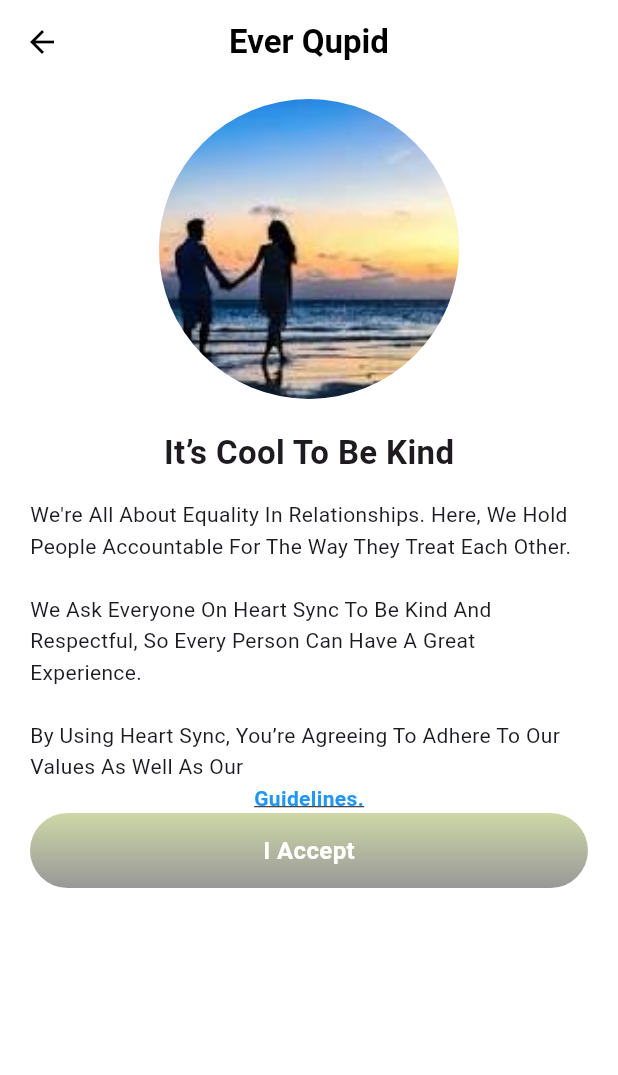
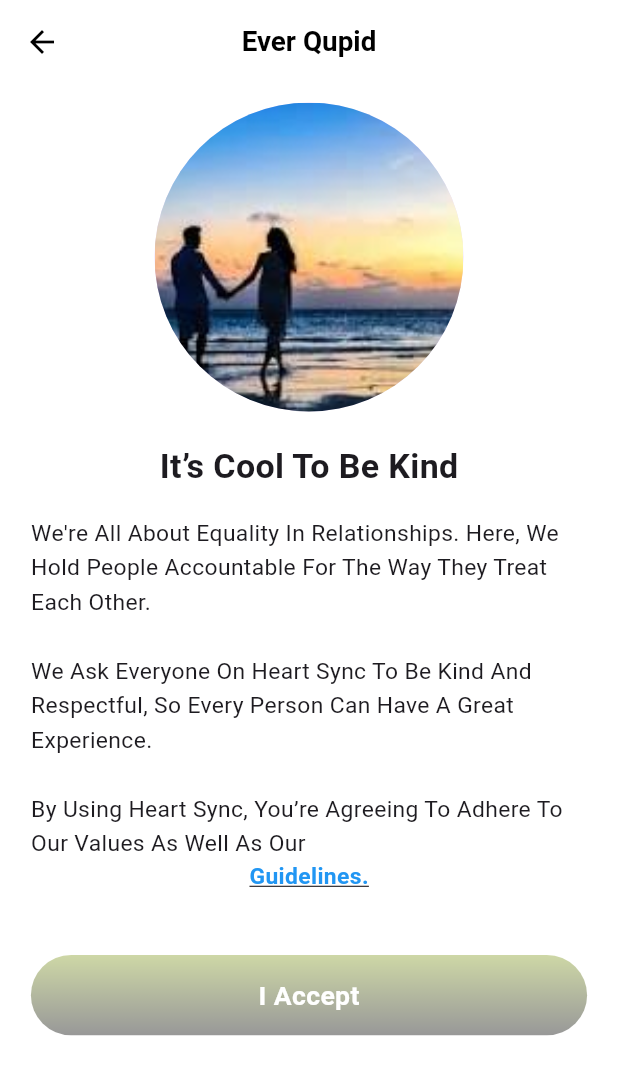
Before and after one commit to Seshadevi/dating_app, a Flutter app: the BeKindScreen screen opened directly, on a phone screen of 412 x 824 dp. Shown: the top 1075 px of the screen. Run offline on Flutter 3.47's test engine with Material 3 defaults, Android fonts, the phone set to English and light mode, and no system bars; our stand-ins replace firebase_auth, firebase_core, flutter_riverpod, flutter_svg, geolocator, google_sign_in and 5 more; accounts and stored records are empty.

Commit message:
18.3 updated screens

```diff
--- a/lib/screens/beKindScreen.dart
+++ b/lib/screens/beKindScreen.dart
@@ -14,16 +14,24 @@ class _BeKindScreenState extends State<BeKindScreen> {
 
   @override
   Widget build(BuildContext context) {
+    final screen = MediaQuery.of(context).size;
+    final double padding = screen.width * 0.05;
+    final double titleFontSize = screen.width * 0.055;
+    final double bodyFontSize = screen.width * 0.037;
+    final double buttonFontSize = screen.width * 0.043;
+    final double checkboxFontSize = screen.width * 0.036;
+
     bool termsAndCondition = isChecked;
 
     return Scaffold(
       backgroundColor: Colors.white,
       appBar: AppBar(
-        title: const Text(
+        title: Text(
           'Ever Qupid',
           style: TextStyle(
             fontWeight: FontWeight.bold,
             color: Colors.black,
+            fontSize: screen.width * 0.045,
           ),
         ),
         backgroundColor: Colors.white,
@@ -33,31 +41,31 @@ class _BeKindScreenState extends State<BeKindScreen> {
       ),
       body: SafeArea(
         child: Padding(
-          padding: const EdgeInsets.symmetric(horizontal: 20),
+          padding: EdgeInsets.symmetric(horizontal: padding),
           child: SingleChildScrollView(
             child: Column(
               children: [
-                const SizedBox(height: 10),
-                const CircleAvatar(
-                  radius: 100,
-                  backgroundImage: AssetImage('assets/acceptImage.png'),
+                SizedBox(height: screen.height * 0.015),
+                CircleAvatar(
+                  radius: screen.width * 0.25,
+                  backgroundImage: const AssetImage('assets/acceptImage.png'),
                 ),
-                const SizedBox(height: 20),
-                const Text(
+                SizedBox(height: screen.height * 0.025),
+                Text(
                   "It’s Cool To Be Kind",
                   style: TextStyle(
-                    fontSize: 22,
+                    fontSize: titleFontSize,
                     fontWeight: FontWeight.bold,
                   ),
                   textAlign: TextAlign.start,
                 ),
-                const SizedBox(height: 16),
-                const Text(
+                SizedBox(height: screen.height * 0.02),
+                Text(
                   "We're All About Equality In Relationships. Here, We Hold People Accountable For The Way They Treat Each Other.\n\n"
                   "We Ask Everyone On Heart Sync To Be Kind And Respectful, So Every Person Can Have A Great Experience.\n\n"
                   "By Using Heart Sync, You’re Agreeing To Adhere To Our Values As Well As Our ",
                   style: TextStyle(
-                    fontSize: 14,
+                    fontSize: bodyFontSize,
                     height: 1.5,
                   ),
                   textAlign: TextAlign.start,
@@ -68,37 +76,39 @@ class _BeKindScreenState extends State<BeKindScreen> {
                       showTerms = !showTerms;
                     });
                   },
-                  child: const Text(
+                  child: Text(
                     "Guidelines.",
                     style: TextStyle(
                       fontWeight: FontWeight.bold,
                       decoration: TextDecoration.underline,
                       color: Colors.blue,
+                      fontSize: bodyFontSize,
                     ),
                   ),
                 ),
+
                 if (showTerms) ...[
-                  const SizedBox(height: 16),
-                  const Text(
+                  SizedBox(height: screen.height * 0.02),
+                  Text(
                     "Please read and accept the following terms before continuing:",
-                    style: TextStyle(fontSize: 14),
+                    style: TextStyle(fontSize: bodyFontSize),
                   ),
-                  const SizedBox(height: 10),
+                  SizedBox(height: screen.height * 0.015),
                   Container(
-                    padding: const EdgeInsets.all(12),
+                    padding: EdgeInsets.all(screen.width * 0.04),
                     decoration: BoxDecoration(
-                      color: Color(0xFFF0F0F0),
+                      color: const Color(0xFFF0F0F0),
                       borderRadius: BorderRadius.circular(8),
                     ),
-                    child: const Text(
+                    child: Text(
                       "• Treat everyone with kindness and respect.\n"
                       "• Avoid hate speech, harassment, or discrimination.\n"
                       "• Follow community guidelines and be honest.\n"
                       "• Violations may lead to account suspension or removal.",
-                      style: TextStyle(fontSize: 14, height: 1.5),
+                      style: TextStyle(fontSize: bodyFontSize, height: 1.5),
                     ),
                   ),
-                  const SizedBox(height: 10),
+                  SizedBox(height: screen.height * 0.015),
                   Row(
                     children: [
                       Checkbox(
@@ -109,20 +119,22 @@ class _BeKindScreenState extends State<BeKindScreen> {
                           });
                         },
                       ),
-                      const Expanded(
+                      Expanded(
                         child: Text(
                           "I have read and agree to the terms and conditions.",
-                          style: TextStyle(fontSize: 14),
+                          style: TextStyle(fontSize: checkboxFontSize),
                         ),
                       ),
                     ],
                   ),
                 ],
-                // const Spacer(),
+
+                SizedBox(height: screen.height * 0.05),
+
+                // I Accept Button
                 GestureDetector(
                   onTap: isChecked
                       ? () {
-                          print('terms and conditions.....$termsAndCondition');
                           Navigator.pushReplacement(
                             context,
                             MaterialPageRoute(
@@ -137,7 +149,7 @@ class _BeKindScreenState extends State<BeKindScreen> {
                     opacity: isChecked ? 1.0 : 0.4,
                     child: Container(
                       width: double.infinity,
-                      height: 50,
+                      height: screen.height * 0.065,
                       decoration: BoxDecoration(
                         gradient: const LinearGradient(
                           colors: [Color(0xFF869E23), Color(0xFF000000)],
@@ -147,18 +159,19 @@ class _BeKindScreenState extends State<BeKindScreen> {
                         borderRadius: BorderRadius.circular(30),
                       ),
                       alignment: Alignment.center,
-                      child: const Text(
+                      child: Text(
                         "I Accept",
                         style: TextStyle(
                           color: Colors.white,
                           fontWeight: FontWeight.w600,
-                          fontSize: 16,
+                          fontSize: buttonFontSize,
                         ),
                       ),
                     ),
                   ),
                 ),
-                const SizedBox(height: 20),
+
+                SizedBox(height: screen.height * 0.04),
               ],
             ),
           ),
```
Also changed, not shown: lib/screens/addHeadlineScreen.dart (+67 -13 lines), lib/screens/face_screen.dart (+16 -12 lines).
